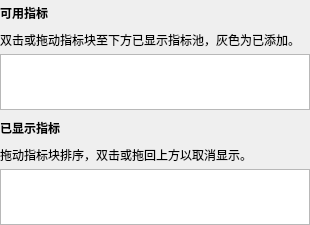
The window that stockwidget/ui/generated/metric_pool.ui (sbr0574/StockWidget) describes before a commit, drawn with Qt 5.
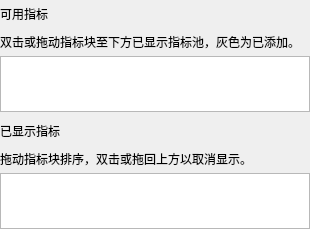
The same window after the commit. Custom widgets are drawn as their Qt base class.

The edit to the form file:
```diff
--- a/stockwidget/ui/generated/metric_pool.ui
+++ b/stockwidget/ui/generated/metric_pool.ui
@@ -26,20 +26,15 @@
      <property name="minimumSize">
       <size>
        <width>0</width>
-       <height>26</height>
+       <height>28</height>
       </size>
      </property>
      <property name="maximumSize">
       <size>
        <width>16777215</width>
-       <height>26</height>
+       <height>28</height>
       </size>
      </property>
-     <property name="font">
-      <font>
-       <bold>true</bold>
-      </font>
-     </property>
      <property name="settingTitle" stdset="0">
       <bool>true</bool>
      </property>
@@ -109,20 +104,15 @@
      <property name="minimumSize">
       <size>
        <width>0</width>
-       <height>26</height>
+       <height>28</height>
       </size>
      </property>
      <property name="maximumSize">
       <size>
        <width>16777215</width>
-       <height>26</height>
+       <height>28</height>
       </size>
      </property>
-     <property name="font">
-      <font>
-       <bold>true</bold>
-      </font>
-     </property>
      <property name="settingTitle" stdset="0">
       <bool>true</bool>
      </property>
```
